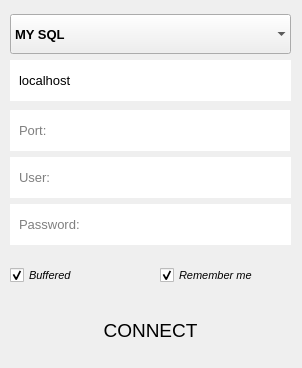
Qt form MYQT_Application/assets/UI/Layout/ConnectorWindow.ui (fer-moreira/MYQT) before a commit.
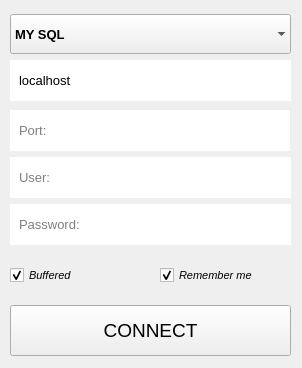
The same form after that commit.

```diff
--- a/MYQT_Application/assets/UI/Layout/ConnectorWindow.ui
+++ b/MYQT_Application/assets/UI/Layout/ConnectorWindow.ui
@@ -268,13 +268,13 @@
      <string>CONNECT</string>
     </property>
     <property name="autoDefault">
-     <bool>true</bool>
+     <bool>false</bool>
     </property>
     <property name="default">
      <bool>false</bool>
     </property>
     <property name="flat">
-     <bool>true</bool>
+     <bool>false</bool>
     </property>
    </widget>
    <widget class="QLineEdit" name="user_in">
```
